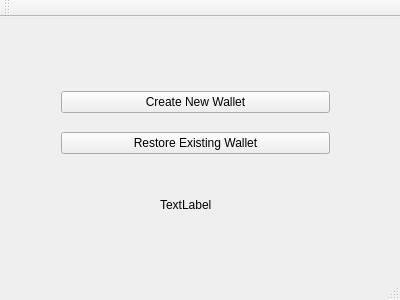
This is src/qt/Atlas/app.ui in philipglazman/AtlasWallet as Qt 5 draws it before an edit. The edited form follows.
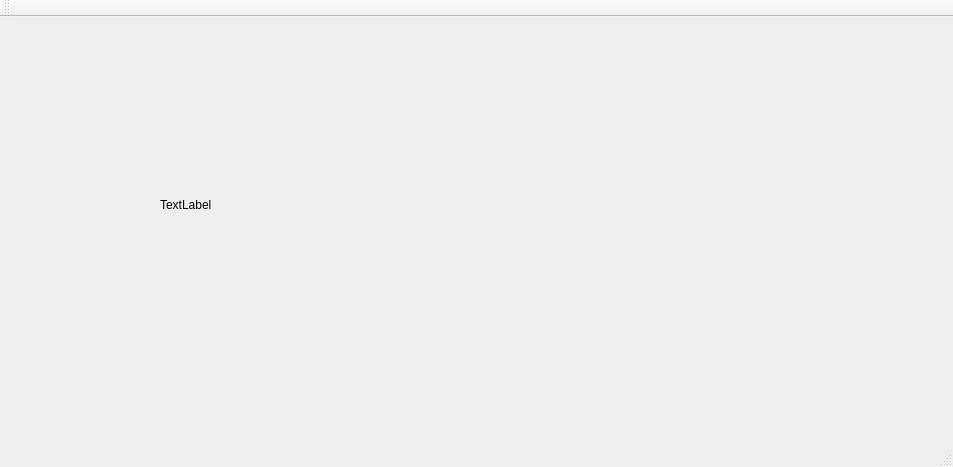
This is the edited form.

Commit message: Dialog box now appears before main application in order to ask user for new wallet or restore existing wallet. GUI is now properly linked to source and header files.

```diff
--- a/src/qt/Atlas/app.ui
+++ b/src/qt/Atlas/app.ui
@@ -6,46 +6,20 @@
    <rect>
     <x>0</x>
     <y>0</y>
-    <width>400</width>
-    <height>300</height>
+    <width>953</width>
+    <height>467</height>
    </rect>
   </property>
   <property name="windowTitle">
    <string>app</string>
   </property>
   <widget class="QWidget" name="centralWidget">
-   <widget class="QWidget" name="layoutWidget">
-    <property name="geometry">
-     <rect>
-      <x>50</x>
-      <y>50</y>
-      <width>291</width>
-      <height>111</height>
-     </rect>
-    </property>
-    <layout class="QVBoxLayout" name="verticalLayout">
-     <item>
-      <widget class="QPushButton" name="pushButton">
-       <property name="text">
-        <string>Create New Wallet</string>
-       </property>
-      </widget>
-     </item>
-     <item>
-      <widget class="QPushButton" name="restore_existing_wallet">
-       <property name="text">
-        <string>Restore Existing Wallet</string>
-       </property>
-      </widget>
-     </item>
-    </layout>
-   </widget>
    <widget class="QLabel" name="debuggerLabel">
     <property name="geometry">
      <rect>
       <x>160</x>
       <y>180</y>
-      <width>60</width>
+      <width>381</width>
       <height>16</height>
      </rect>
     </property>
```
Left out of the diff: 2 changed lines with no effect on the pictures. The commit also changes 42 other files.
